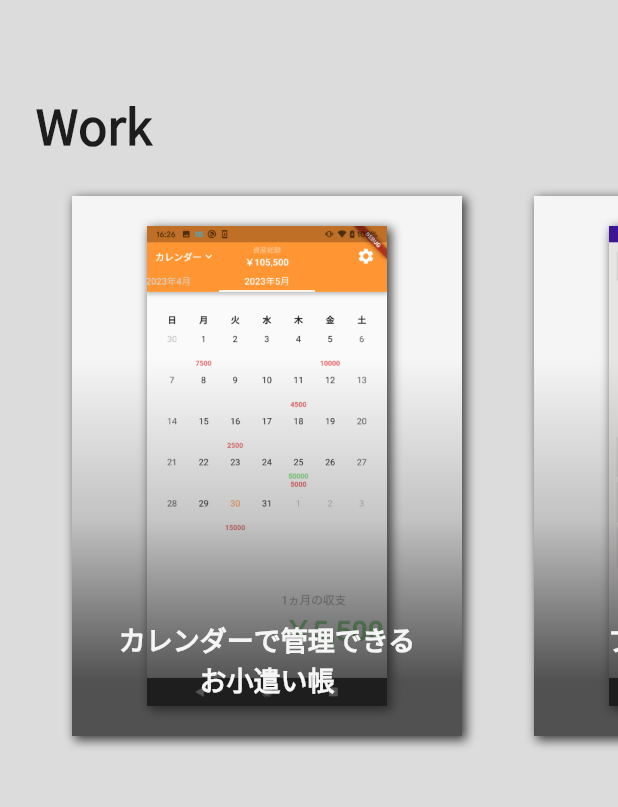
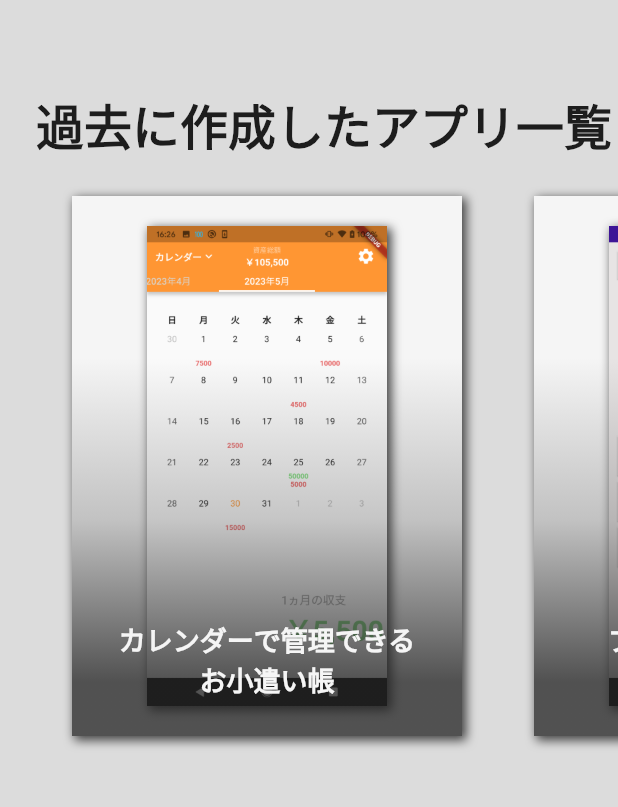
Before and after one commit to ibuibukiki/portfolio, a Flutter app: the screen it shows after launch, on a phone screen of 412 x 824 dp, the part 107-914 px from its top. Run offline on Flutter 3.47's test engine with Material 2 defaults, Android fonts, the phone set to English and light mode, and no system bars; our stand-ins replace flutter_hooks, hooks_riverpod, video_player.

Commit message:
サイズ調整

```diff
--- a/lib/component/appeal_card.dart
+++ b/lib/component/appeal_card.dart
@@ -116,7 +116,7 @@ class AppealCard extends HookConsumerWidget {
                           children: [
                             const SizedBox(width: 20),
                             Container(
-                              height: 400,
+                              height: 360,
                               width:
                                   path.contains("oko") || path.contains("memo")
                                       ? 180
--- a/lib/screen/main_screen.dart
+++ b/lib/screen/main_screen.dart
@@ -159,7 +159,7 @@ class MainScreen extends HookConsumerWidget {
               ),
               const SizedBox(height: 60),
               const Text(
-                "Work",
+                "過去に作成したアプリ一覧",
                 style: TextStyle(fontSize: 32, fontWeight: FontWeight.w700),
               ),
               SizedBox(
```
Also changed, not shown: 3 other files.
